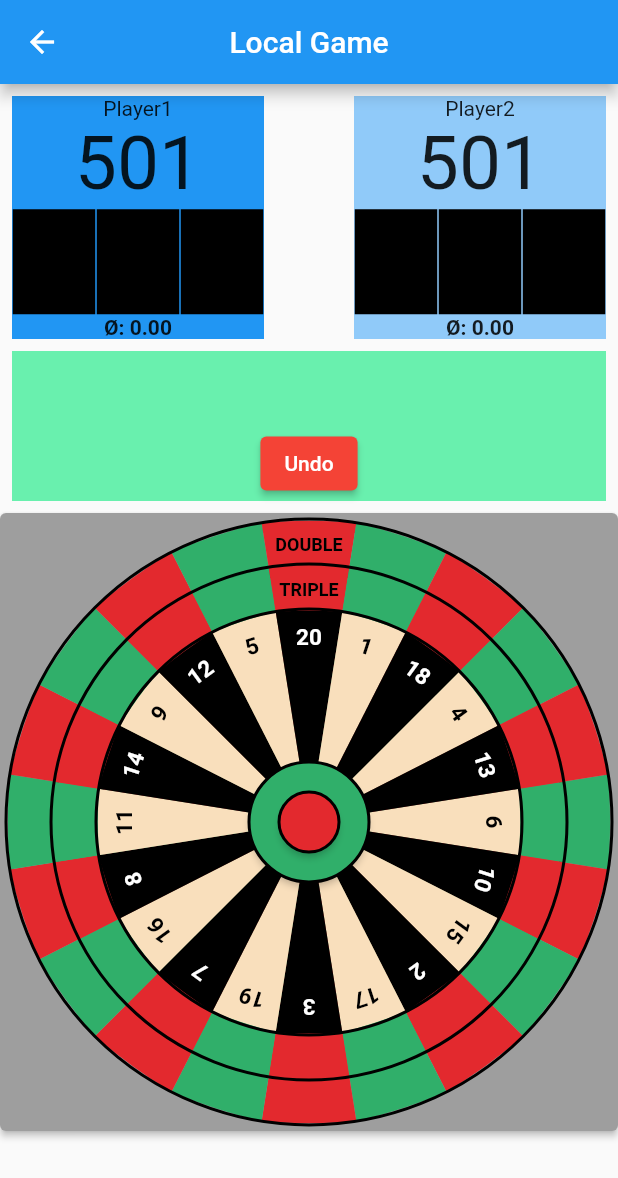
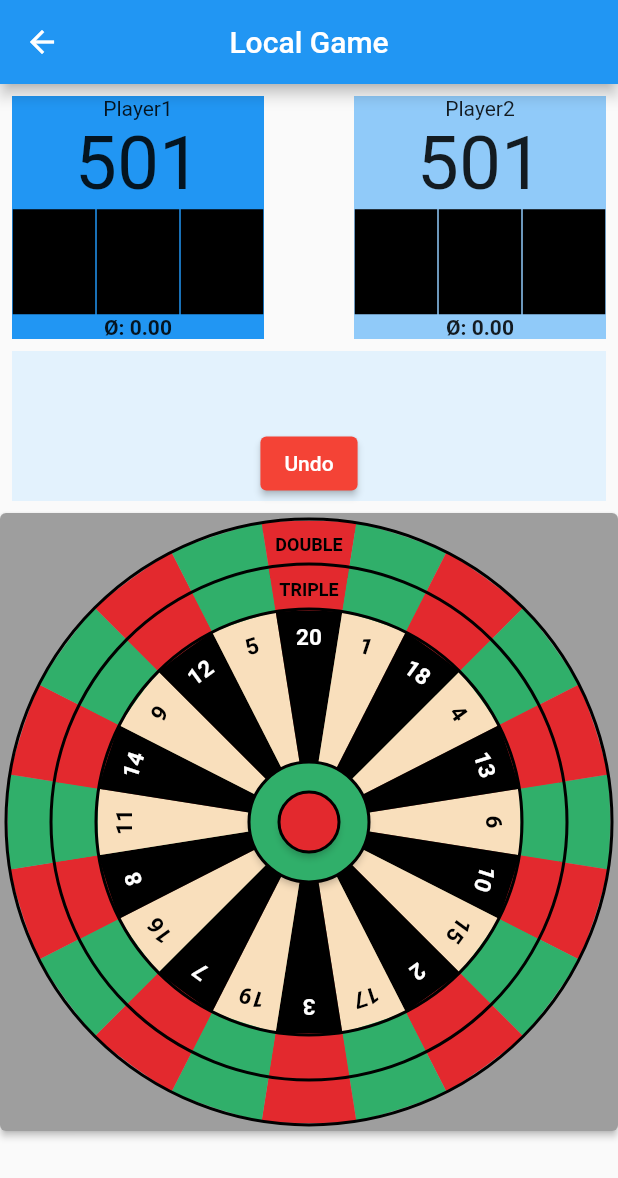
Before and after one commit to betusin/darts-counter, a Flutter app: the LocalGame screen opened by its route, on a phone screen of 412 x 824 dp. Shown: the top 1178 px of the screen. Run offline on Flutter 3.47's test engine with Material 2 defaults, Android fonts, the phone set to English and light mode, and no system bars; our stand-ins replace firebase_auth, firebase_core, fl_chart; missing offline and left inert: firebase_ui_auth; accounts and stored records are empty; generated files the repository leaves out were written again.

Commit message:
fix(UI): buttonbar + checkout bar light blue

```diff
--- a/lib/widgets/game_state/button_bar.dart
+++ b/lib/widgets/game_state/button_bar.dart
@@ -11,16 +11,16 @@ class GameButtonBar extends StatelessWidget {
     final currentGame = context.watch<GameNotifier>();
     return Container(
       height: 50,
-      color: Colors.greenAccent,
+      color: Colors.blue[50],
       child: Row(
         mainAxisAlignment: MainAxisAlignment.spaceEvenly,
         children: [
           ElevatedButton(
-              onPressed: currentGame.stepBack,
-              style: ElevatedButton.styleFrom(backgroundColor: Colors.red),
-              child: Text('Undo'),
+            onPressed: currentGame.stepBack,
+            style: ElevatedButton.styleFrom(backgroundColor: Colors.red),
+            child: Text('Undo'),
           ),
-          if (currentGame.getGameOver()) ... [
+          if (currentGame.getGameOver()) ...[
             _buildWinnerText('${currentGame.getWinnerName()} WON'),
             _buildNextGameButton(currentGame.newGameSamePlayers)
           ]
@@ -33,8 +33,7 @@ class GameButtonBar extends StatelessWidget {
     return ElevatedButton(
         onPressed: callback,
         style: ElevatedButton.styleFrom(backgroundColor: Colors.blue),
-        child: Text('Next Game')
-    );
+        child: Text('Next Game'));
   }
 
   Widget _buildWinnerText(String winnerName) {
--- a/lib/widgets/game_state/checkout_bar.dart
+++ b/lib/widgets/game_state/checkout_bar.dart
@@ -13,7 +13,7 @@ class CheckoutBar extends StatelessWidget {
     final currentScore = currentGame.getCurrentScore();
     return Container(
       height: 50,
-      color: Colors.greenAccent,
+      color: Colors.blue[50],
       child: Row(
         mainAxisAlignment: MainAxisAlignment.spaceEvenly,
         children: [
@@ -37,14 +37,13 @@ class CheckoutBar extends StatelessWidget {
   }
 
   Widget _buildCheckoutContainer(String checkout) {
-    return Container(
-      color: Colors.grey,
+    return SizedBox(
       height: 40,
       child: Center(
           child: Text(
         checkout,
         style: TextStyle(
-            color: Colors.white, fontSize: 25, fontWeight: FontWeight.bold),
+            color: Colors.black, fontSize: 25, fontWeight: FontWeight.bold),
       )),
     );
   }
```
